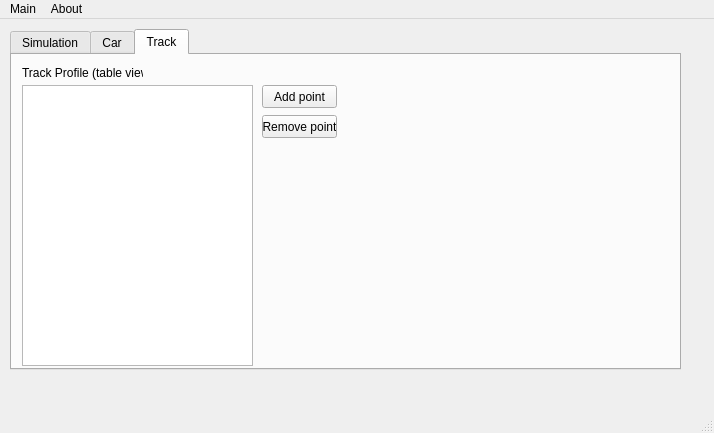
Above: gui/mainWindow.ui from kubasaw/carSim before the change. Below: the same form after it.
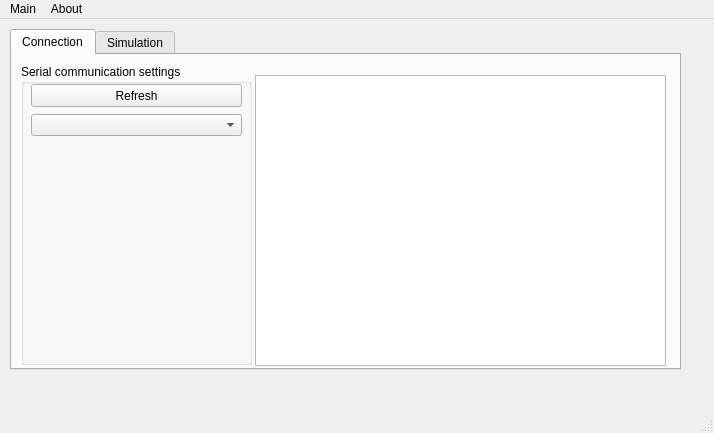
That is the form after the change.

Commit message: Import config from JSON, list COM ports, lang

What changed in the file:
```diff
--- a/gui/mainWindow.ui
+++ b/gui/mainWindow.ui
@@ -33,8 +33,59 @@
      <number>0</number>
     </property>
     <property name="currentIndex">
-     <number>2</number>
+     <number>0</number>
     </property>
+    <widget class="QWidget" name="Connection">
+     <attribute name="title">
+      <string>Connection</string>
+     </attribute>
+     <widget class="QGroupBox" name="serialSettings">
+      <property name="geometry">
+       <rect>
+        <x>9</x>
+        <y>9</y>
+        <width>231</width>
+        <height>301</height>
+       </rect>
+      </property>
+      <property name="title">
+       <string>Serial communication settings</string>
+      </property>
+      <widget class="QComboBox" name="availablePorts">
+       <property name="geometry">
+        <rect>
+         <x>10</x>
+         <y>50</y>
+         <width>211</width>
+         <height>22</height>
+        </rect>
+       </property>
+      </widget>
+      <widget class="QPushButton" name="refreshAvailablePorts">
+       <property name="geometry">
+        <rect>
+         <x>10</x>
+         <y>20</y>
+         <width>211</width>
+         <height>23</height>
+        </rect>
+       </property>
+       <property name="text">
+        <string>Refresh</string>
+       </property>
+      </widget>
+     </widget>
+     <widget class="QPlainTextEdit" name="plainTextEdit">
+      <property name="geometry">
+       <rect>
+        <x>243</x>
+        <y>20</y>
+        <width>411</width>
+        <height>291</height>
+       </rect>
+      </property>
+     </widget>
+    </widget>
     <widget class="QWidget" name="Simulation">
      <attribute name="title">
       <string>Simulation</string>
@@ -140,74 +191,6 @@
       </layout>
      </widget>
     </widget>
-    <widget class="QWidget" name="Car">
-     <attribute name="title">
-      <string>Car</string>
-     </attribute>
-    </widget>
-    <widget class="QWidget" name="Track">
-     <attribute name="title">
-      <string>Track</string>
-     </attribute>
-     <widget class="QLabel" name="trackVerticalProfileLabel">
-      <property name="geometry">
-       <rect>
-        <x>10</x>
-        <y>10</y>
-        <width>121</width>
-        <height>16</height>
-       </rect>
-      </property>
-      <property name="text">
-       <string>Track Profile (table view)</string>
-      </property>
-     </widget>
-     <widget class="QTableView" name="trackVerticalProfileTab">
-      <property name="geometry">
-       <rect>
-        <x>10</x>
-        <y>30</y>
-        <width>231</width>
-        <height>281</height>
-       </rect>
-      </property>
-      <property name="focusPolicy">
-       <enum>Qt::WheelFocus</enum>
-      </property>
-      <property name="alternatingRowColors">
-       <bool>true</bool>
-      </property>
-      <property name="sortingEnabled">
-       <bool>true</bool>
-      </property>
-     </widget>
-     <widget class="QPushButton" name="rowInsertButton">
-      <property name="geometry">
-       <rect>
-        <x>250</x>
-        <y>30</y>
-        <width>75</width>
-        <height>23</height>
-       </rect>
-      </property>
-      <property name="text">
-       <string>Add point</string>
-      </property>
-     </widget>
-     <widget class="QPushButton" name="rowDeleteButton">
-      <property name="geometry">
-       <rect>
-        <x>250</x>
-        <y>60</y>
-        <width>75</width>
-        <height>23</height>
-       </rect>
-      </property>
-      <property name="text">
-       <string>Remove point</string>
-      </property>
-     </widget>
-    </widget>
    </widget>
   </widget>
   <widget class="QMenuBar" name="menuBar">
```
The commit also changes 10 other files.
